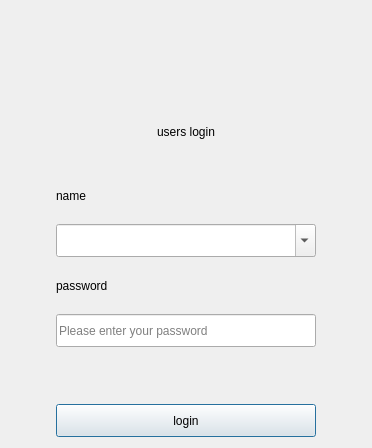
Before: the Qt Designer form mlogindlg.ui in yuanjinxin123/shenglei, drawn with Qt 5.
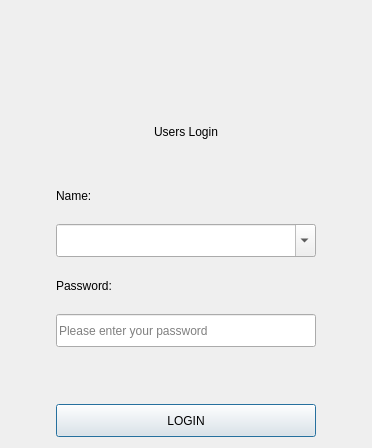
After: the same form once the commit is applied.

Diff of the .ui file:
```diff
--- a/mlogindlg.ui
+++ b/mlogindlg.ui
@@ -132,7 +132,7 @@
           </size>
          </property>
          <property name="text">
-          <string>users login</string>
+          <string>Users Login</string>
          </property>
         </widget>
        </item>
@@ -172,7 +172,7 @@
         </size>
        </property>
        <property name="text">
-        <string>name</string>
+        <string>Name:</string>
        </property>
        <property name="alignment">
         <set>Qt::AlignLeading|Qt::AlignLeft|Qt::AlignVCenter</set>
@@ -225,7 +225,7 @@
         </size>
        </property>
        <property name="text">
-        <string>password</string>
+        <string>Password:</string>
        </property>
        <property name="alignment">
         <set>Qt::AlignLeading|Qt::AlignLeft|Qt::AlignVCenter</set>
@@ -303,7 +303,7 @@
         </size>
        </property>
        <property name="text">
-        <string>login</string>
+        <string>LOGIN</string>
        </property>
       </widget>
      </item>
```
